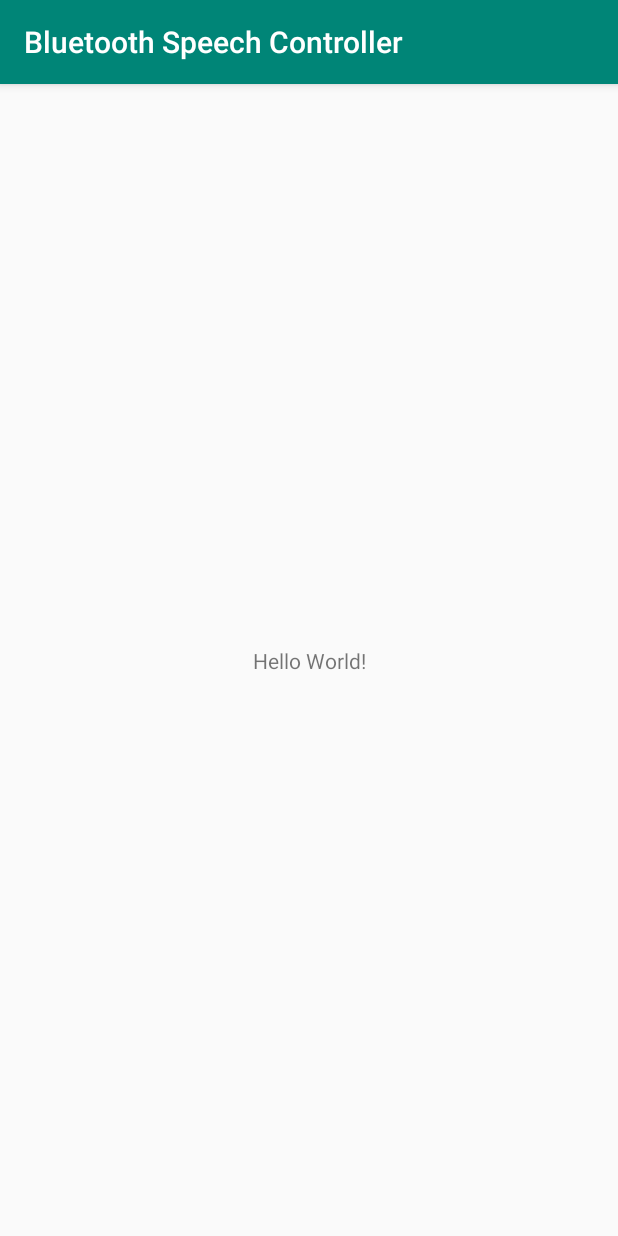
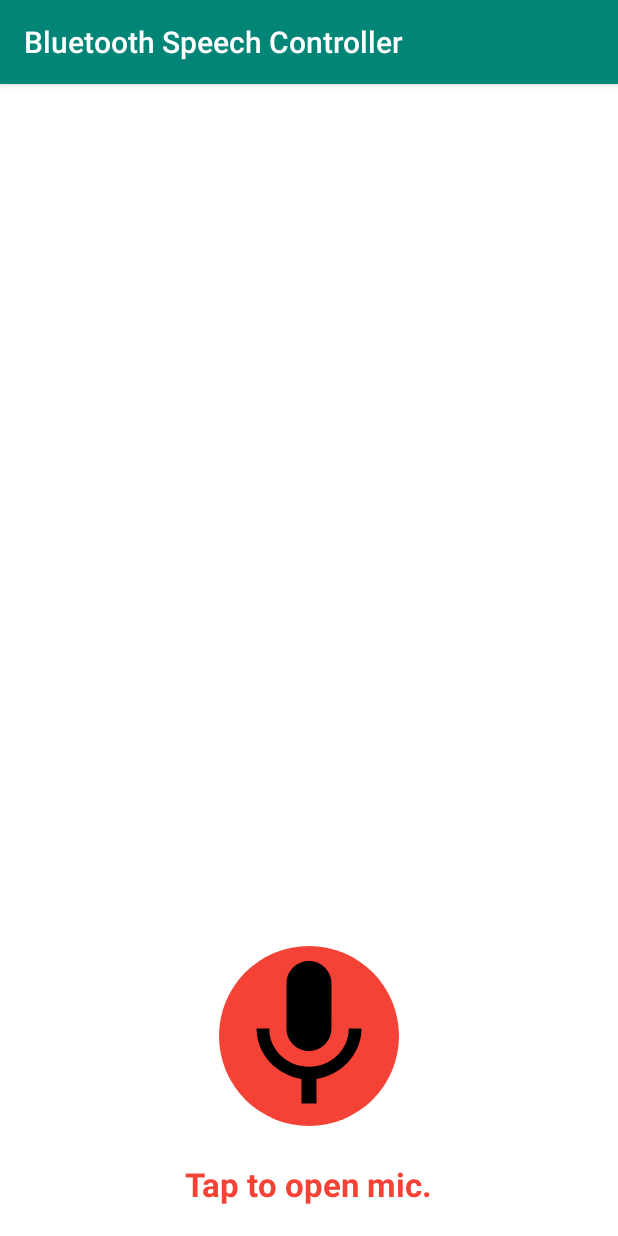
Before and after one commit to cybercoder-naj/BluetoothSpeechController, an Android app: the screen it shows after launch (MainActivity), on a phone screen of 412 x 824 dp. Run offline under Robolectric (Android 15) with nearby library versions, the phone set to English and light mode, and no system bars.

Commit message:
Added design to activity_main.xml

```diff
--- /dev/null
+++ b/app/src/main/res/drawable/ic_mic_black_24dp.xml
@@ -0,0 +1,4 @@
+<vector android:height="120dp" android:viewportHeight="24.0"
+    android:viewportWidth="24.0" android:width="120dp" xmlns:android="http://schemas.android.com/apk/res/android">
+    <path android:fillColor="#FF000000" android:pathData="M12,14c1.66,0 2.99,-1.34 2.99,-3L15,5c0,-1.66 -1.34,-3 -3,-3S9,3.34 9,5v6c0,1.66 1.34,3 3,3zM17.3,11c0,3 -2.54,5.1 -5.3,5.1S6.7,14 6.7,11L5,11c0,3.41 2.72,6.23 6,6.72L11,21h2v-3.28c3.28,-0.48 6,-3.3 6,-6.72h-1.7z"/>
+</vector>
--- /dev/null
+++ b/app/src/main/res/drawable/mic.xml
@@ -0,0 +1,9 @@
+<?xml version="1.0" encoding="utf-8"?>
+<layer-list xmlns:android="http://schemas.android.com/apk/res/android">
+    <item>
+        <shape android:shape="oval">
+            <solid android:color="#F44336" />
+        </shape>
+    </item>
+    <item android:drawable="@drawable/ic_mic_black_24dp" />
+</layer-list>
--- a/app/src/main/res/layout/activity_main.xml
+++ b/app/src/main/res/layout/activity_main.xml
@@ -1,18 +1,47 @@
 <?xml version="1.0" encoding="utf-8"?>
-<androidx.constraintlayout.widget.ConstraintLayout xmlns:android="http://schemas.android.com/apk/res/android"
-    xmlns:app="http://schemas.android.com/apk/res-auto"
+<RelativeLayout xmlns:android="http://schemas.android.com/apk/res/android"
     xmlns:tools="http://schemas.android.com/tools"
     android:layout_width="match_parent"
     android:layout_height="match_parent"
+    android:background="@android:color/white"
     tools:context=".MainActivity">
 
     <TextView
+        android:id="@+id/voice_input"
         android:layout_width="wrap_content"
         android:layout_height="wrap_content"
-        android:text="Hello World!"
-        app:layout_constraintBottom_toBottomOf="parent"
-        app:layout_constraintLeft_toLeftOf="parent"
-        app:layout_constraintRight_toRightOf="parent"
-        app:layout_constraintTop_toTopOf="parent" />
+        android:layout_alignParentTop="true"
+        android:layout_centerHorizontal="true"
+        android:layout_marginTop="100dp"
+        android:textSize="26sp"
+        android:textColor="@android:color/black"
+        android:textStyle="bold"/>
 
-</androidx.constraintlayout.widget.ConstraintLayout>
+    <LinearLayout
+        android:layout_width="match_parent"
+        android:layout_height="wrap_content"
+        android:layout_alignParentBottom="true"
+        android:padding="20dp"
+        android:orientation="vertical"
+        tools:ignore="UseCompoundDrawables">
+
+        <ImageView
+            android:id="@+id/btn_mic"
+            android:layout_width="120dp"
+            android:layout_height="120dp"
+            android:src="@drawable/mic"
+            android:layout_gravity="center"
+            android:contentDescription="@string/microphone_image"
+            android:layout_marginBottom="24dp"/>
+
+        <TextView
+            android:layout_width="wrap_content"
+            android:layout_height="wrap_content"
+            android:layout_gravity="center"
+            android:textColor="#F44336"
+            android:text="@string/tap_to_open_mic"
+            android:textSize="22sp"
+            android:textStyle="bold" />
+    </LinearLayout>
+
+</RelativeLayout>
--- a/app/src/main/res/values/strings.xml
+++ b/app/src/main/res/values/strings.xml
@@ -1,3 +1,5 @@
 <resources>
     <string name="app_name">Bluetooth Speech Controller</string>
+    <string name="tap_to_open_mic">Tap to open mic.</string>
+    <string name="microphone_image">Microphone image.</string>
 </resources>
```
